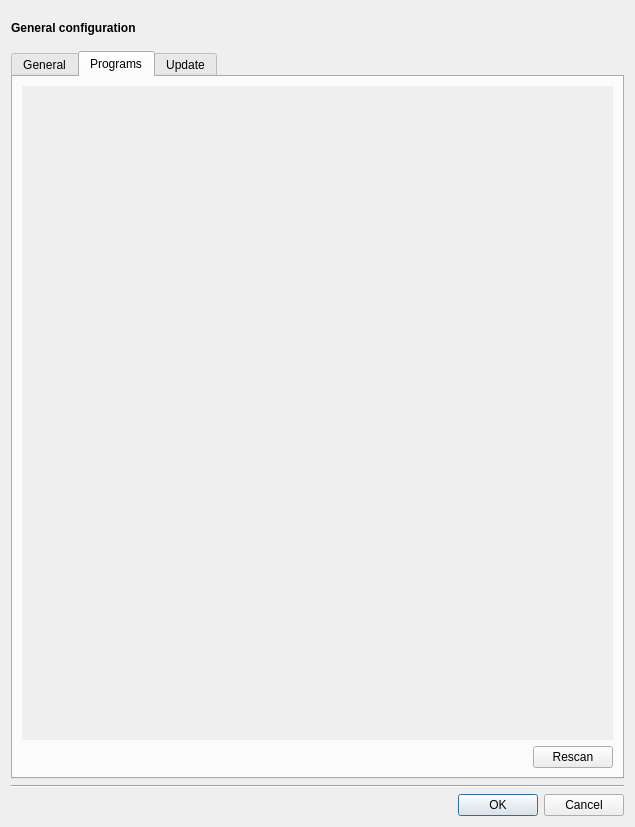
First picture: the form in gui/configdialog/configdialog.ui, repository flacon/flacon, before the edit.
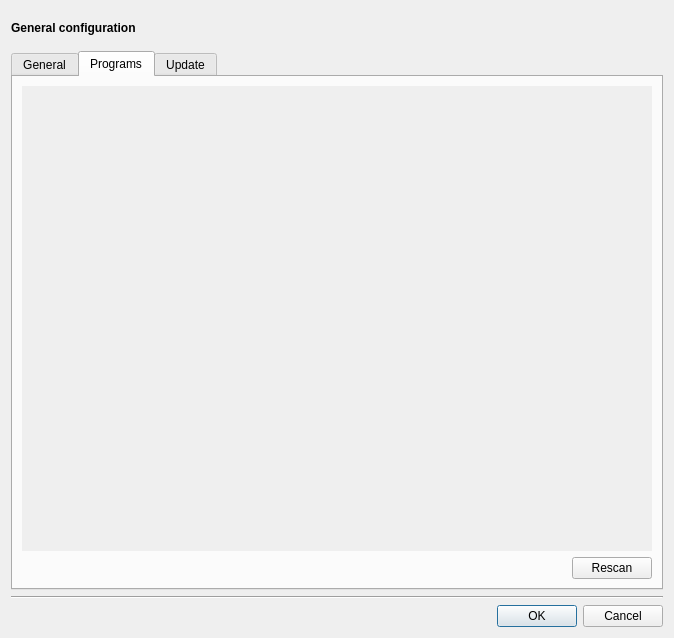
Second picture: the form after the edit. The open tabs and pages were chosen to show the change. Custom widgets are drawn as their Qt base class.

Commit message: The settings dialog is too small.

```diff
--- a/gui/configdialog/configdialog.ui
+++ b/gui/configdialog/configdialog.ui
@@ -6,16 +6,10 @@
    <rect>
     <x>0</x>
     <y>0</y>
-    <width>635</width>
-    <height>827</height>
+    <width>674</width>
+    <height>638</height>
    </rect>
   </property>
-  <property name="sizePolicy">
-   <sizepolicy hsizetype="Expanding" vsizetype="Fixed">
-    <horstretch>0</horstretch>
-    <verstretch>0</verstretch>
-   </sizepolicy>
-  </property>
   <property name="windowTitle">
    <string>Preferences</string>
   </property>
@@ -333,8 +327,8 @@
              <rect>
               <x>0</x>
               <y>0</y>
-              <width>100</width>
-              <height>30</height>
+              <width>599</width>
+              <height>451</height>
              </rect>
             </property>
             <layout class="QVBoxLayout" name="verticalLayout_12">
```
The commit also changes 1 other file.
